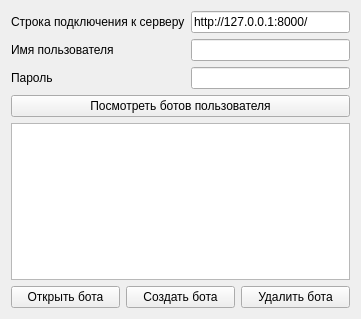
Above: desktop_constructor_app/constructor_app/login_form.ui from cuttlesystems/simplegram before the change. Below: the same form after it.
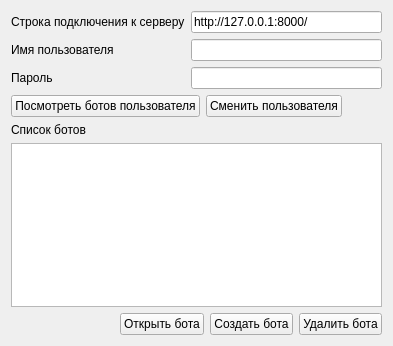
That is the form after the change.

Commit message: Начинаю разделять стадии для окна логина

```diff
--- a/desktop_constructor_app/constructor_app/login_form.ui
+++ b/desktop_constructor_app/constructor_app/login_form.ui
@@ -6,8 +6,8 @@
    <rect>
     <x>0</x>
     <y>0</y>
-    <width>361</width>
-    <height>319</height>
+    <width>393</width>
+    <height>346</height>
    </rect>
   </property>
   <property name="windowTitle">
@@ -57,9 +57,40 @@
     </layout>
    </item>
    <item>
-    <widget class="QPushButton" name="load_bots">
+    <layout class="QHBoxLayout" name="horizontalLayout_2">
+     <item>
+      <widget class="QPushButton" name="load_bots">
+       <property name="text">
+        <string>Посмотреть ботов пользователя</string>
+       </property>
+      </widget>
+     </item>
+     <item>
+      <widget class="QPushButton" name="change_user_button">
+       <property name="text">
+        <string>Сменить пользователя</string>
+       </property>
+      </widget>
+     </item>
+     <item>
+      <spacer name="horizontalSpacer_2">
+       <property name="orientation">
+        <enum>Qt::Horizontal</enum>
+       </property>
+       <property name="sizeHint" stdset="0">
+        <size>
+         <width>40</width>
+         <height>20</height>
+        </size>
+       </property>
+      </spacer>
+     </item>
+    </layout>
+   </item>
+   <item>
+    <widget class="QLabel" name="label_4">
      <property name="text">
-      <string>Посмотреть ботов пользователя</string>
+      <string>Список ботов</string>
      </property>
     </widget>
    </item>
@@ -68,6 +99,19 @@
    </item>
    <item>
     <layout class="QHBoxLayout" name="horizontalLayout">
+     <item>
+      <spacer name="horizontalSpacer">
+       <property name="orientation">
+        <enum>Qt::Horizontal</enum>
+       </property>
+       <property name="sizeHint" stdset="0">
+        <size>
+         <width>40</width>
+         <height>20</height>
+        </size>
+       </property>
+      </spacer>
+     </item>
      <item>
       <widget class="QPushButton" name="open_bot_button">
        <property name="text">
```
Left out of the diff: 2 changed lines with no effect on the pictures. The commit also changes 1 other file.
